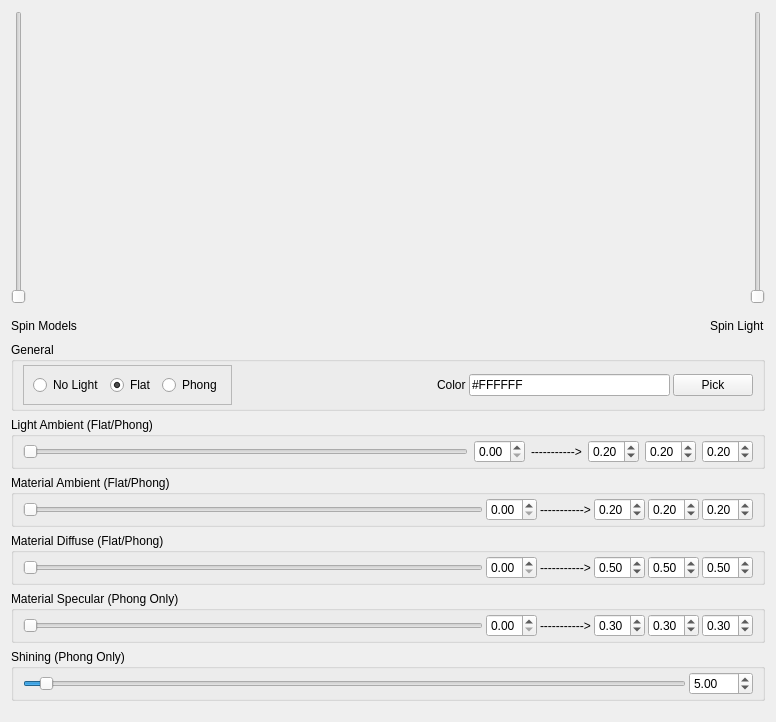
Old version of the form examples/14-light-master/viewerform.ui in the repository solarix95/libqtr3d.
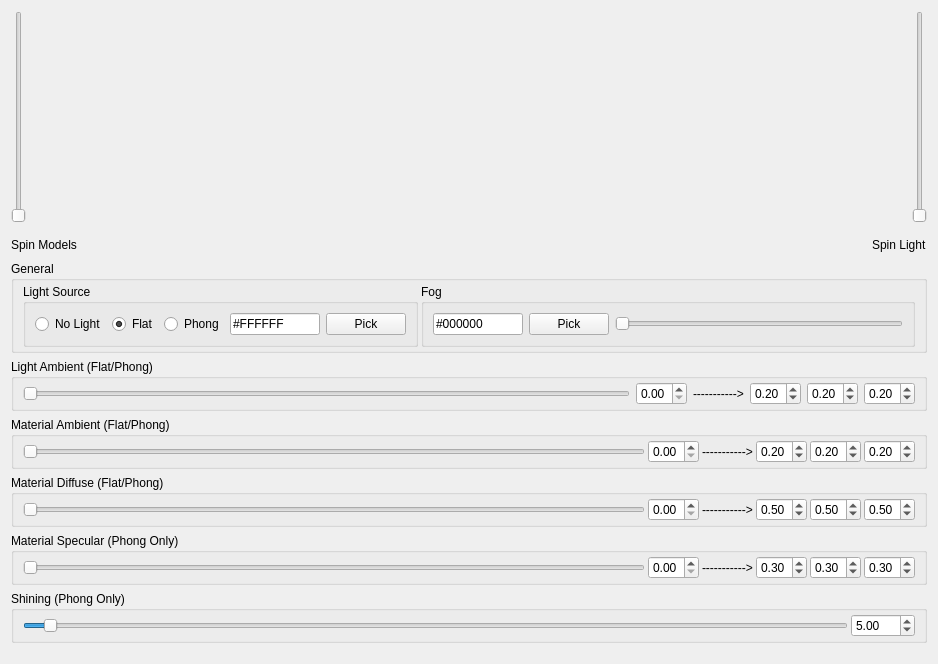
New version of the form. Custom widgets are drawn as their Qt base class.

```diff
--- a/examples/14-light-master/viewerform.ui
+++ b/examples/14-light-master/viewerform.ui
@@ -6,8 +6,8 @@
    <rect>
     <x>0</x>
     <y>0</y>
-    <width>776</width>
-    <height>722</height>
+    <width>938</width>
+    <height>664</height>
    </rect>
   </property>
   <property name="windowTitle">
@@ -135,14 +135,11 @@
          <number>3</number>
         </property>
         <item>
-         <widget class="QFrame" name="frame">
-          <property name="frameShape">
-           <enum>QFrame::StyledPanel</enum>
+         <widget class="QGroupBox" name="groupBox_7">
+          <property name="title">
+           <string>Light Source</string>
           </property>
-          <property name="frameShadow">
-           <enum>QFrame::Raised</enum>
-          </property>
-          <layout class="QHBoxLayout" name="horizontalLayout_5">
+          <layout class="QHBoxLayout" name="horizontalLayout_9">
            <item>
             <widget class="QRadioButton" name="btnNoLight">
              <property name="text">
@@ -167,41 +164,78 @@
              </property>
             </widget>
            </item>
+           <item>
+            <widget class="QLineEdit" name="edtColorCode">
+             <property name="sizePolicy">
+              <sizepolicy hsizetype="Maximum" vsizetype="Fixed">
+               <horstretch>0</horstretch>
+               <verstretch>0</verstretch>
+              </sizepolicy>
+             </property>
+             <property name="maximumSize">
+              <size>
+               <width>90</width>
+               <height>16777215</height>
+              </size>
+             </property>
+             <property name="text">
+              <string>#FFFFFF</string>
+             </property>
+            </widget>
+           </item>
+           <item>
+            <widget class="QPushButton" name="btnPickColor">
+             <property name="text">
+              <string>Pick</string>
+             </property>
+            </widget>
+           </item>
           </layout>
          </widget>
         </item>
         <item>
-         <spacer name="horizontalSpacer_2">
-          <property name="orientation">
-           <enum>Qt::Horizontal</enum>
+         <widget class="QGroupBox" name="groupBox_8">
+          <property name="title">
+           <string>Fog</string>
           </property>
-          <property name="sizeHint" stdset="0">
-           <size>
-            <width>40</width>
-            <height>20</height>
-           </size>
-          </property>
-         </spacer>
-        </item>
-        <item>
-         <widget class="QLabel" name="label_3">
-          <property name="text">
-           <string>Color</string>
-          </property>
-         </widget>
-        </item>
-        <item>
-         <widget class="QLineEdit" name="edtColorCode">
-          <property name="text">
-           <string>#FFFFFF</string>
-          </property>
-         </widget>
-        </item>
-        <item>
-         <widget class="QPushButton" name="btnPickColor">
-          <property name="text">
-           <string>Pick</string>
-          </property>
+          <layout class="QHBoxLayout" name="horizontalLayout_5">
+           <item>
+            <widget class="QLineEdit" name="edtFogColor">
+             <property name="maximumSize">
+              <size>
+               <width>90</width>
+               <height>16777215</height>
+              </size>
+             </property>
+             <property name="text">
+              <string>#000000</string>
+             </property>
+            </widget>
+           </item>
+           <item>
+            <widget class="QPushButton" name="btnPickFog">
+             <property name="text">
+              <string>Pick</string>
+             </property>
+            </widget>
+           </item>
+           <item>
+            <widget class="QSlider" name="sldFog">
+             <property name="minimum">
+              <number>-1</number>
+             </property>
+             <property name="maximum">
+              <number>300</number>
+             </property>
+             <property name="value">
+              <number>-1</number>
+             </property>
+             <property name="orientation">
+              <enum>Qt::Horizontal</enum>
+             </property>
+            </widget>
+           </item>
+          </layout>
          </widget>
         </item>
        </layout>
```
